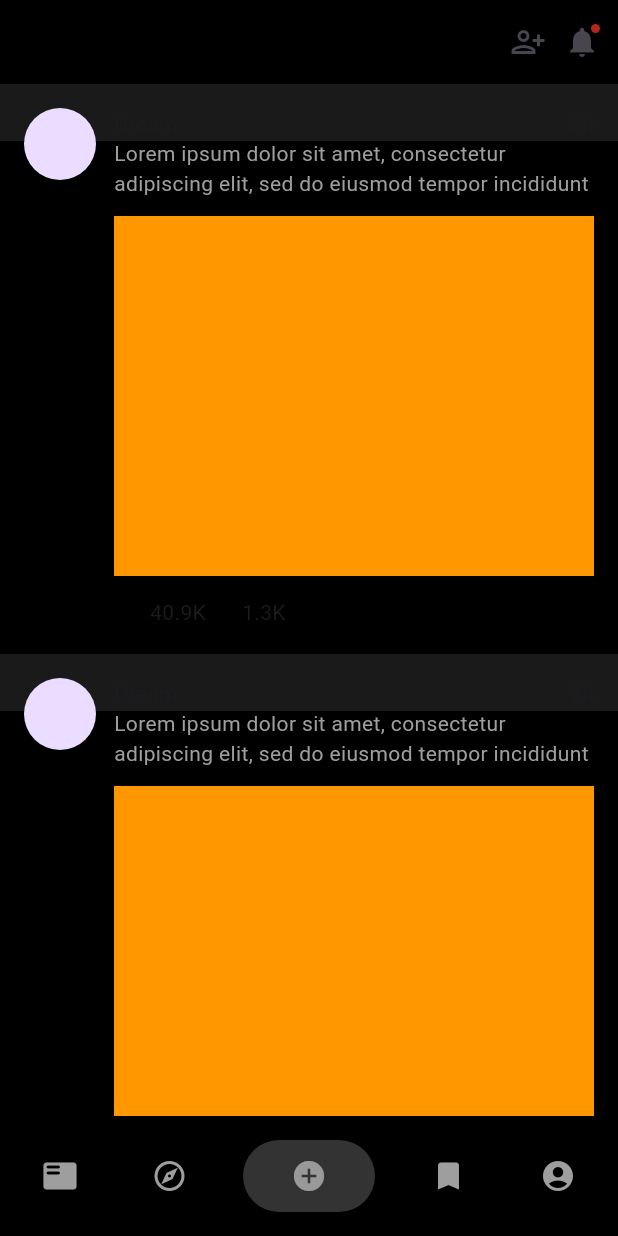
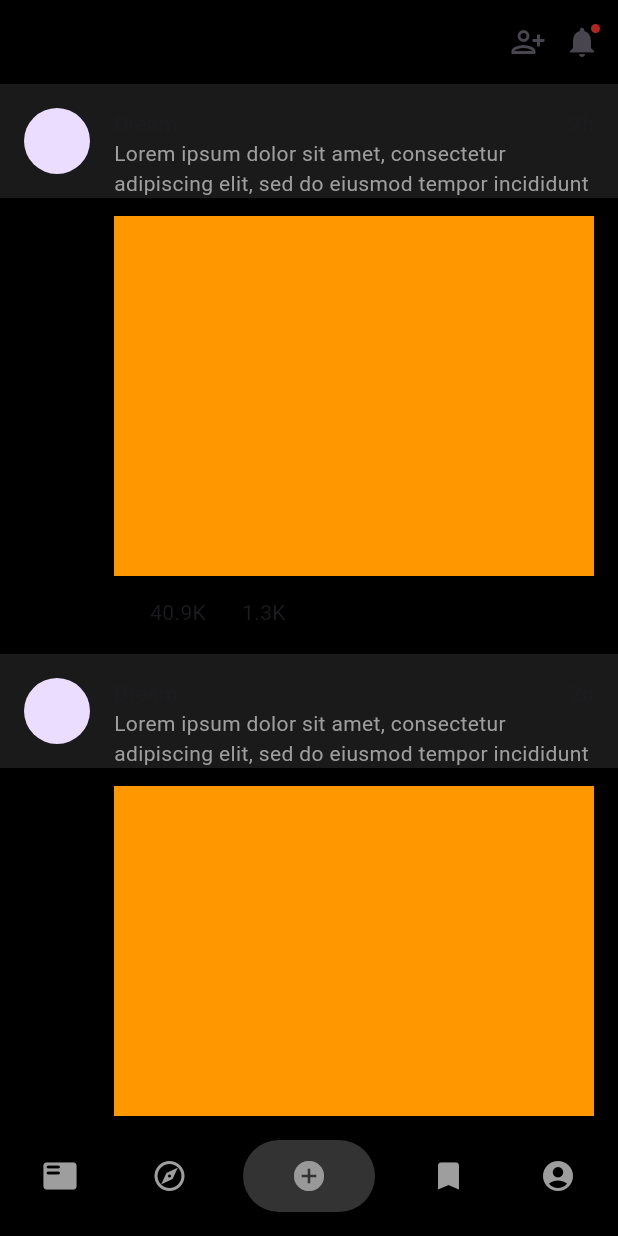
Before and after one commit to JAICHANGPARK/flutter_notebook_chapter_39, a Flutter app: the SocialMediaHomePage screen opened directly, on a phone screen of 412 x 824 dp. Run offline on Flutter 3.47's test engine with Material 3 defaults, Android fonts, the phone set to English and light mode, and no system bars; our stand-ins replace gap.

Commit message:
Update social_media_home_page.dart

```diff
--- a/lib/ep1955_social_media_app/views/social_media_home_page.dart
+++ b/lib/ep1955_social_media_app/views/social_media_home_page.dart
@@ -38,13 +38,16 @@ class _SocialMediaHomePageState extends State<SocialMediaHomePage> {
           return Container(
             decoration: BoxDecoration(
               gradient: LinearGradient(
-                begin: Alignment.topCenter,
-                end: Alignment.bottomCenter,
+                begin: Alignment.bottomCenter,
+                end: Alignment.topCenter,
+
                 colors: [
+                  Colors.black,
+                  Colors.white.withOpacity(.05),
                   Colors.white.withOpacity(.1),
-                  Colors.black,
+
                 ],
-                stops: [0.1, 0.1],
+                stops: [0.8, 0.2, .1],
               ),
             ),
             padding: EdgeInsets.all(16),
@@ -52,9 +55,9 @@ class _SocialMediaHomePageState extends State<SocialMediaHomePage> {
               crossAxisAlignment: CrossAxisAlignment.start,
               children: [
                 CircleAvatar(
-                  radius: 24,
+                  radius: 22,
                 ),
-                Gap(12),
+                Gap(16),
                 Expanded(
                   child: Column(
                     children: [
```
